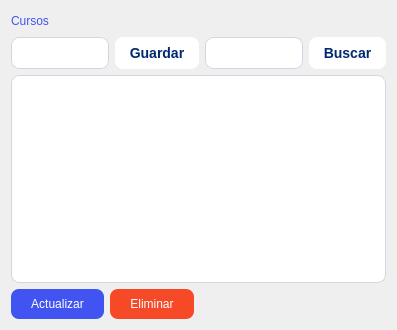
The window that views/curso.ui (Cata-Estrada/Registro_Asistencia_Estudiantil) describes before a commit, drawn with Qt 5.
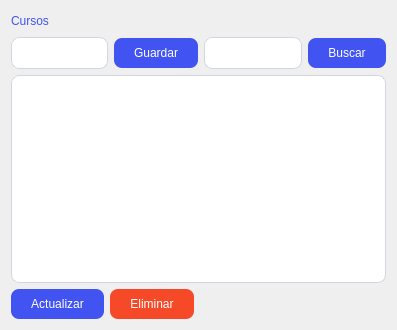
The same window after the commit.

Commit message: modifico bonotenes en vistas histrorial y curso

The edit to the form file:
```diff
--- a/views/curso.ui
+++ b/views/curso.ui
@@ -161,12 +161,11 @@
          <property name="styleSheet">
           <string notr="true">QPushButton {
     border: none;
+    background-color: #4154F1;  /* Azul Figma */
+    color: white;
+    font: 10pt &quot;Segoe UI&quot;;
+    padding: 8px 20px;
     border-radius: 8px;
-    padding: 8px 14px;
-    background-color: #ffffff;
-    color: #012970;
-    font-weight: 500;
-    font-size: 14px;
 }
 
 QPushButton:hover {
@@ -220,12 +219,11 @@
          <property name="styleSheet">
           <string notr="true">QPushButton {
     border: none;
+    background-color: #4154F1;  /* Azul Figma */
+    color: white;
+    font: 10pt &quot;Segoe UI&quot;;
+    padding: 8px 20px;
     border-radius: 8px;
-    padding: 8px 14px;
-    background-color: #ffffff;
-    color: #012970;
-    font-weight: 500;
-    font-size: 14px;
 }
 
 QPushButton:hover {
```
Left out of the diff: 4 changed lines with no effect on the pictures. The commit also changes 1 other file.
